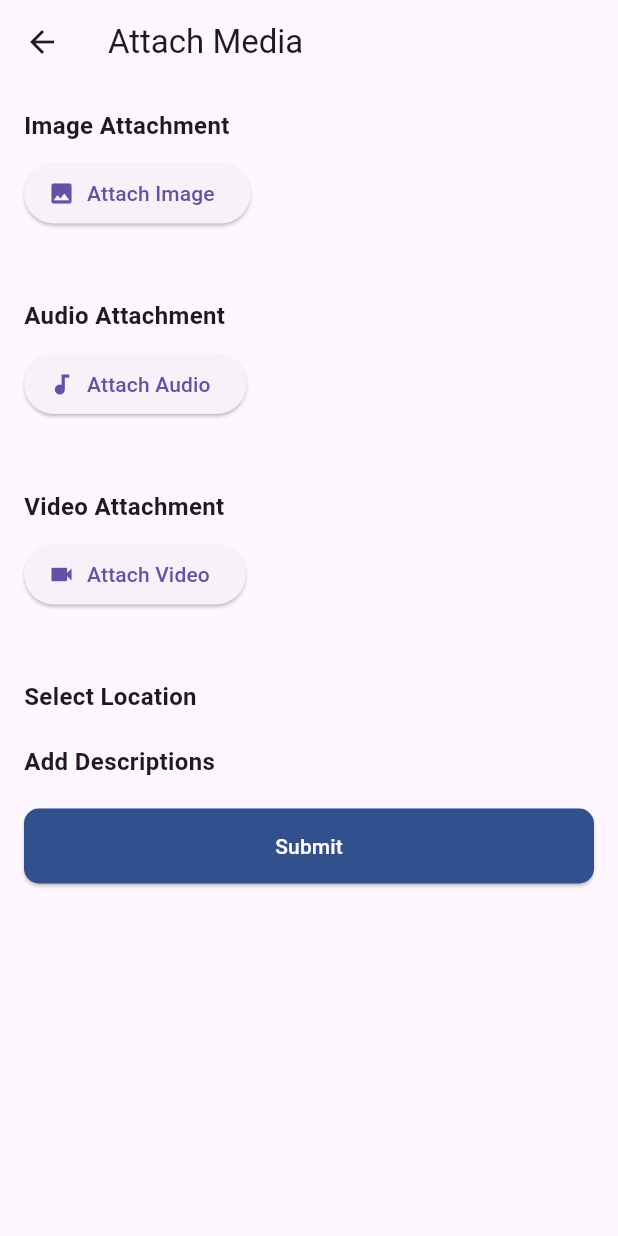
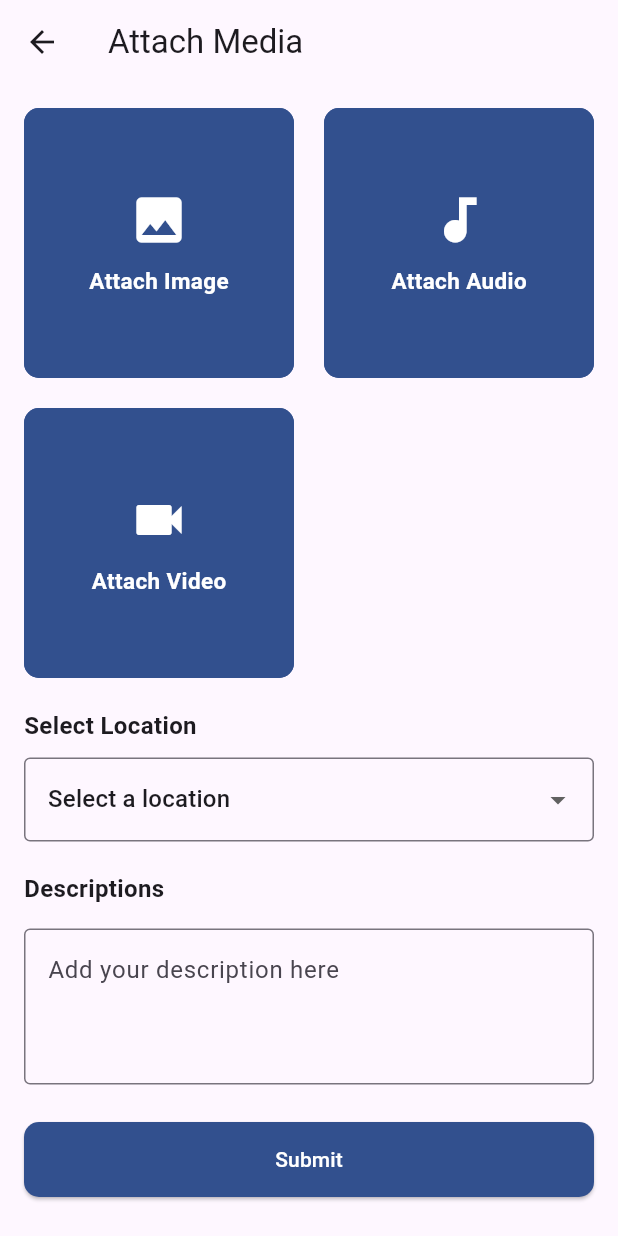
Before and after one commit to sujan-ss/CrimeReportingAndCommunitySafety-SurakshaSathi-, a Flutter app: the AttachFiles screen opened directly, on a phone screen of 412 x 824 dp. Run offline on Flutter 3.47's test engine with Material 3 defaults, Android fonts, the phone set to English and light mode, and no system bars; our stand-ins replace google_maps_flutter, image_picker, intl_phone_field, jwt_decoder, shared_preferences; accounts and stored records are empty.

Commit message:
Added the Attach Files page

```diff
--- a/lib/Dashboard/Profile.dart
+++ b/lib/Dashboard/Profile.dart
@@ -1,11 +1,13 @@
-// ignore_for_file: file_names, use_key_in_widget_constructors, prefer_const_constructors
+// ignore_for_file: file_names
 
 import 'package:flutter/material.dart';
 
 class ProfileTab extends StatelessWidget {
+  const ProfileTab({super.key});
+
   @override
   Widget build(BuildContext context) {
-    return Center(
+    return const Center(
       child: Text('Profile Tab Content'),
     );
   }
--- a/lib/attachfile.dart
+++ b/lib/attachfile.dart
@@ -1,43 +1,69 @@
-// ignore_for_file: prefer_const_constructors, library_private_types_in_public_api, use_key_in_widget_constructors
+// ignore_for_file: library_private_types_in_public_api
 
 import 'package:flutter/material.dart';
+import 'package:suraksha_saathi/Login%20Signup%20Page/login_signin_screen.dart';
+import 'package:image_picker/image_picker.dart';
 
 class AttachFiles extends StatefulWidget {
+  const AttachFiles({Key? key}) : super(key: key);
+
   @override
-  _AttachFiles createState() => _AttachFiles();
+  _AttachFilesState createState() => _AttachFilesState();
 }
 
-class _AttachFiles extends State<AttachFiles> {
+class _AttachFilesState extends State<AttachFiles> {
   String imageFilePath = '';
   String audioFilePath = '';
   String videoFilePath = '';
+  String description = ''; // Variable to hold the description
+
+  // List of locations
+  List<String> locations = ['Tripureshwor', 'Dillibazar'];
+  String? selectedLocation; // No initial selection
 
   @override
   Widget build(BuildContext context) {
     return Scaffold(
       appBar: AppBar(
         leading: IconButton(
-          icon: Icon(Icons.arrow_back),
+          icon: const Icon(Icons.arrow_back),
           onPressed: () {
-            // Handle back button press
+            Navigator.pushReplacement(
+              context,
+              MaterialPageRoute(
+                  builder: (context) => const LoginSigninScreen()),
+            );
           },
         ),
-        title: Text('Attach Media'),
+        title: const Text('Attach Media'),
       ),
-      body: Padding(
+      body: SingleChildScrollView(
+        child: Padding(
           padding: const EdgeInsets.all(16.0),
           child: Column(
             crossAxisAlignment: CrossAxisAlignment.stretch,
+            children: [
+              // 2x2 grid layout for attachment buttons
+              GridView.count(
+                crossAxisCount: 2,
+                crossAxisSpacing: 20.0,
+                mainAxisSpacing: 20.0,
+                shrinkWrap: true,
                 children: [
                   buildAttachmentButton(
                     title: 'Image',
                     icon: Icons.image,
                     filePath: imageFilePath,
-              onPressed: () {
-                // Handle image attachment
+                    onPressed: () async {
+                      final pickedFile = await ImagePicker()
+                          .pickImage(source: ImageSource.gallery);
+                      if (pickedFile != null) {
+                        setState(() {
+                          imageFilePath = pickedFile.path;
+                        });
+                      }
                     },
                   ),
-            SizedBox(height: 20),
                   buildAttachmentButton(
                     title: 'Audio',
                     icon: Icons.audiotrack,
@@ -46,7 +72,6 @@ class _AttachFiles extends State<AttachFiles> {
                       // Handle audio attachment
                     },
                   ),
-            SizedBox(height: 20),
                   buildAttachmentButton(
                     title: 'Video',
                     icon: Icons.videocam,
@@ -55,40 +80,83 @@ class _AttachFiles extends State<AttachFiles> {
                       // Handle video attachment
                     },
                   ),
-            SizedBox(height: 20),
-            Text(
+                ],
+              ),
+              const SizedBox(height: 20),
+              // Heading for location selection
+              const Text(
                 'Select Location',
                 style: TextStyle(
                   fontSize: 16,
                   fontWeight: FontWeight.bold,
                 ),
               ),
-            // Add your location selection widget here
-            SizedBox(height: 20),
-            Text(
-              'Add Descriptions',
+              const SizedBox(height: 10),
+              // Dropdown for selecting location
+              DropdownButtonFormField<String>(
+                value: selectedLocation,
+                items: [
+                  const DropdownMenuItem<String>(
+                    value: null,
+                    child: Text('Select a location'),
+                  ),
+                  ...locations.map((location) {
+                    return DropdownMenuItem<String>(
+                      value: location,
+                      child: Text(location),
+                    );
+                  }),
+                ],
+                onChanged: (newValue) {
+                  setState(() {
+                    selectedLocation = newValue;
+                  });
+                },
+                decoration: const InputDecoration(
+                  border: OutlineInputBorder(),
+                ),
+              ),
+              const SizedBox(height: 20),
+              const Text(
+                'Descriptions',
                 style: TextStyle(
                   fontSize: 16,
                   fontWeight: FontWeight.bold,
                 ),
               ),
-            // Add your description input field here
-            SizedBox(height: 20),
+              const SizedBox(height: 15),
+              // Description input field
+              TextField(
+                onChanged: (value) {
+                  setState(() {
+                    description = value;
+                  });
+                },
+                decoration: const InputDecoration(
+                  hintText: 'Add your description here',
+                  border: OutlineInputBorder(),
+                ),
+                maxLines: 3, // Allow multiple lines for description
+              ),
+              const SizedBox(height: 25),
               ElevatedButton(
                 onPressed: () {
                   // Handle submit button press
+                  // Access the description using the 'description' variable
                 },
                 style: ElevatedButton.styleFrom(
                   shape: RoundedRectangleBorder(
                     borderRadius: BorderRadius.circular(10.0),
                   ),
-                backgroundColor: Color(0xFF32508E),
+                  backgroundColor: const Color(0xFF32508E),
                   foregroundColor: Colors.white,
-                padding: EdgeInsets.symmetric(horizontal: 30.0, vertical: 15.0),
+                  padding: const EdgeInsets.symmetric(
+                      horizontal: 30.0, vertical: 15.0),
                 ),
-              child: Text('Submit'),
+                child: const Text('Submit'),
               ),
             ],
+          ),
         ),
       ),
     );
@@ -100,25 +168,43 @@ class _AttachFiles extends State<AttachFiles> {
     required String filePath,
     required VoidCallback onPressed,
   }) {
-    return Column(
-      crossAxisAlignment: CrossAxisAlignment.start,
+    String buttonText = 'Attach $title';
+    return Material(
+      color: const Color(0xFF32508E),
+      borderRadius: BorderRadius.circular(10),
+      child: InkWell(
+        onTap: onPressed,
+        borderRadius: BorderRadius.circular(10),
+        child: Container(
+          padding: const EdgeInsets.all(10),
+          decoration: BoxDecoration(
+            border: Border.all(
+              color: const Color(0xFF32508E),
+              width: 2,
+            ),
+            borderRadius: BorderRadius.circular(10),
+          ),
+          child: Column(
+            mainAxisAlignment: MainAxisAlignment.center,
             children: [
+              Icon(
+                icon,
+                size: 40,
+                color: Colors.white,
+              ),
+              const SizedBox(height: 10),
               Text(
-          '$title Attachment',
-          style: TextStyle(
-            fontSize: 16,
+                buttonText,
+                style: const TextStyle(
+                  color: Colors.white,
+                  fontSize: 15,
                   fontWeight: FontWeight.bold,
                 ),
               ),
-        SizedBox(height: 10),
-        ElevatedButton.icon(
-          onPressed: onPressed,
-          icon: Icon(icon),
-          label: Text('Attach $title'),
+            ],
           ),
-        SizedBox(height: 5),
-        Text(filePath),
-      ],
+        ),
+      ),
     );
   }
 }
--- a/lib/main.dart
+++ b/lib/main.dart
@@ -1,4 +1,4 @@
-// ignore_for_file: library_private_types_in_public_api, prefer_typing_uninitialized_variables, prefer_const_constructors
+// ignore_for_file: prefer_typing_uninitialized_variables, library_private_types_in_public_api
 
 import 'dart:async';
 import 'package:flutter/material.dart';
@@ -48,7 +48,7 @@ class _SplashScreenState extends State<SplashScreen> {
               JwtDecoder.isExpired(widget.token) == false) {
             return test(token: widget.token);
           } else {
-            return LoginSigninScreen();
+            return const LoginSigninScreen();
           }
         }),
       );
```
Also changed, not shown: lib/Dashboard/home.dart (+18 -13 lines), lib/Login Signup Page/config.dart (+3 -5 lines), lib/Login Signup Page/login_signin_screen.dart (+21 -18 lines), lib/Login Signup Page/signup.dart (+81 -58 lines), pubspec.lock. Lines whose indentation alone changed are shown as unchanged.
